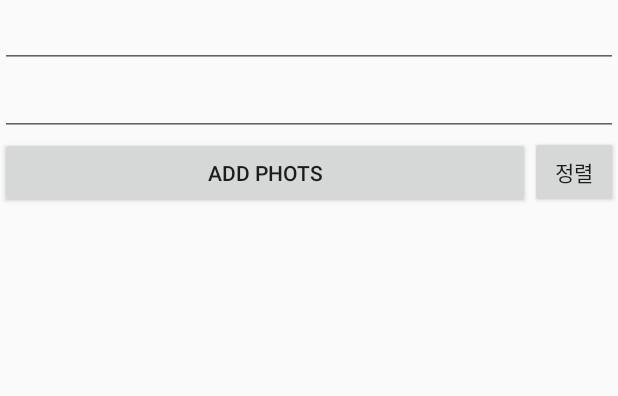
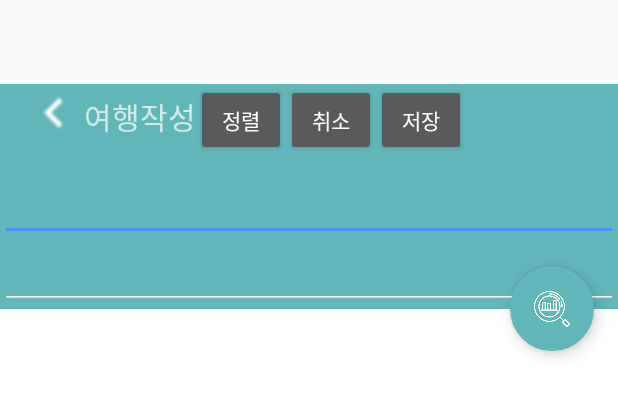
Before and after one commit to zxc7023/Photovel, an Android app: the layout activity_photo_main.xml on its own in the app's theme, with its tools: preview values and no code run, on a phone screen of 412 x 824 dp. Shown: the top 396 px of the screen. Run offline under Robolectric (Android 15) with nearby library versions, the phone set to English and light mode, and no system bars.

Commit message:
하라완료

```diff
--- a/app/src/main/java/com/kitri/photovel/content/PhotoMain.java
+++ b/app/src/main/java/com/kitri/photovel/content/PhotoMain.java
@@ -24,7 +24,6 @@ import android.util.Log;
 import android.view.View;
 import android.widget.Button;
 import android.widget.EditText;
-import android.widget.LinearLayout;
 import android.widget.Toast;
 
 import com.kitri.photovel.R;
@@ -62,7 +61,7 @@ public class PhotoMain extends Activity {
     @Override
     protected void onCreate(Bundle savedInstanceState) {
         super.onCreate(savedInstanceState);
-        setContentView(R.layout.activity_photo_main2);
+        setContentView(R.layout.activity_photo_main);
         checkPermission();
 
         Intent intent = new Intent(this.getIntent());
--- a/app/src/main/res/layout/activity_photo_main.xml
+++ b/app/src/main/res/layout/activity_photo_main.xml
@@ -1,12 +1,33 @@
 <?xml version="1.0" encoding="utf-8"?>
+<android.support.design.widget.CoordinatorLayout
+    xmlns:android="http://schemas.android.com/apk/res/android"
+    xmlns:app="http://schemas.android.com/apk/res-auto"
+    android:id="@+id/main_content"
+    android:layout_height="match_parent"
+    android:layout_width="match_parent"
+    android:fitsSystemWindows="true"
+    >
+    <android.support.design.widget.AppBarLayout
+        android:id="@+id/appbar"
+        android:layout_width="match_parent"
+        android:layout_height="150dp"
+        android:theme="@style/ThemeOverlay.AppCompat.Dark.ActionBar">
+
+        <android.support.design.widget.CollapsingToolbarLayout
+            android:id="@+id/collapsing_toolbar"
+            android:layout_width="match_parent"
+            android:layout_height="match_parent"
+            app:layout_scrollFlags="scroll|exitUntilCollapsed"
+            android:fitsSystemWindows="true"
+            app:contentScrim="@color/colorPrimary"
+            app:expandedTitleMarginStart="48dp"
+            app:expandedTitleMarginEnd="64dp">
+
             <LinearLayout
-    android:id="@+id/llmain"
-    xmlns:android="http://schemas.android.com/apk/res/android"
                 android:layout_width="match_parent"
                 android:layout_height="match_parent"
                 android:orientation="vertical"
-    android:focusable="true"
-    android:focusableInTouchMode="true">
+                android:gravity="bottom">
                 <EditText
                     android:id="@+id/contentSubject"
                     android:layout_width="match_parent"
@@ -15,24 +36,67 @@
                     android:id="@+id/contentText"
                     android:layout_width="match_parent"
                     android:layout_height="wrap_content" />
+            </LinearLayout>
+
+            <android.support.v7.widget.Toolbar
+                android:id="@+id/toolbar"
+                android:layout_width="match_parent"
+                android:layout_height="?attr/actionBarSize"
+                app:popupTheme="@style/ThemeOverlay.AppCompat.Light"
+                app:layout_collapseMode="pin">
                 <LinearLayout
                     android:layout_width="match_parent"
+                    android:layout_height="match_parent"
+                    app:layout_collapseMode="parallax"
+                    android:fitsSystemWindows="true"
+                    >
+                    <ImageView
+                        android:layout_width="40dp"
+                        android:layout_height="40dp"
+                        android:src="@drawable/ic_back"/>
+                    <TextView
+                        android:layout_width="wrap_content"
                         android:layout_height="wrap_content"
-        android:orientation="horizontal">
-        <Button
-            android:id="@+id/btnAddPhots"
-            android:layout_width="match_parent"
-            android:layout_height="wrap_content"
-            android:text="Add Phots"
-            android:layout_weight="2"/>
+                        android:text="여행작성"
+                        android:textSize="20dp" />
                     <Button
                         android:id="@+id/btnSort"
-            android:layout_width="wrap_content"
+                        android:layout_width="60dp"
                         android:layout_height="wrap_content"
-            android:text="정렬"
-            android:layout_weight="1"/>
+                        android:clickable="true"
+                        android:text="정렬"/>
+                    <Button
+                        android:layout_width="60dp"
+                        android:layout_height="wrap_content"
+                        android:clickable="true"
+                        android:text="취소"/>
+                    <Button
+                        android:layout_width="60dp"
+                        android:layout_height="wrap_content"
+                        android:clickable="true"
+                        android:text="저장"/>
                 </LinearLayout>
+            </android.support.v7.widget.Toolbar>
 
+
+        </android.support.design.widget.CollapsingToolbarLayout>
+    </android.support.design.widget.AppBarLayout>
+
+    <android.support.v4.widget.NestedScrollView
+        android:layout_width="match_parent"
+        android:layout_height="match_parent"
+        android:background="#ffff"
+        app:layout_behavior="@string/appbar_scrolling_view_behavior"
+        android:id="@+id/nestedScrollView">
+        <LinearLayout
+            android:id="@+id/llmain"
+            xmlns:android="http://schemas.android.com/apk/res/android"
+            android:layout_width="match_parent"
+            android:layout_height="match_parent"
+            android:orientation="vertical"
+            android:focusable="true"
+            android:focusableInTouchMode="true"
+            android:weightSum="1">
             <android.support.v7.widget.RecyclerView
                 xmlns:android="http://schemas.android.com/apk/res/android"
                 android:id="@+id/recycler_view"
@@ -40,3 +104,18 @@
                 android:layout_width="match_parent"
                 android:layout_height="match_parent" />
         </LinearLayout>
+    </android.support.v4.widget.NestedScrollView>
+
+    <android.support.design.widget.FloatingActionButton
+        android:layout_width="wrap_content"
+        android:layout_height="wrap_content"
+        android:layout_gravity="center_vertical|center_horizontal"
+        android:layout_margin="16dp"
+        android:clickable="true"
+        android:src="@drawable/chart"
+        app:backgroundTint="@color/colorPrimary"
+        app:layout_anchor="@+id/appbar"
+        app:layout_anchorGravity="bottom|right"
+        android:id="@+id/btnAddPhots" />
+
+</android.support.design.widget.CoordinatorLayout>
```
Also changed, not shown: app/src/main/res/drawable/chart.png (added), app/src/main/res/drawable/ic_back.png (added). Lines whose indentation alone changed are shown as unchanged.
